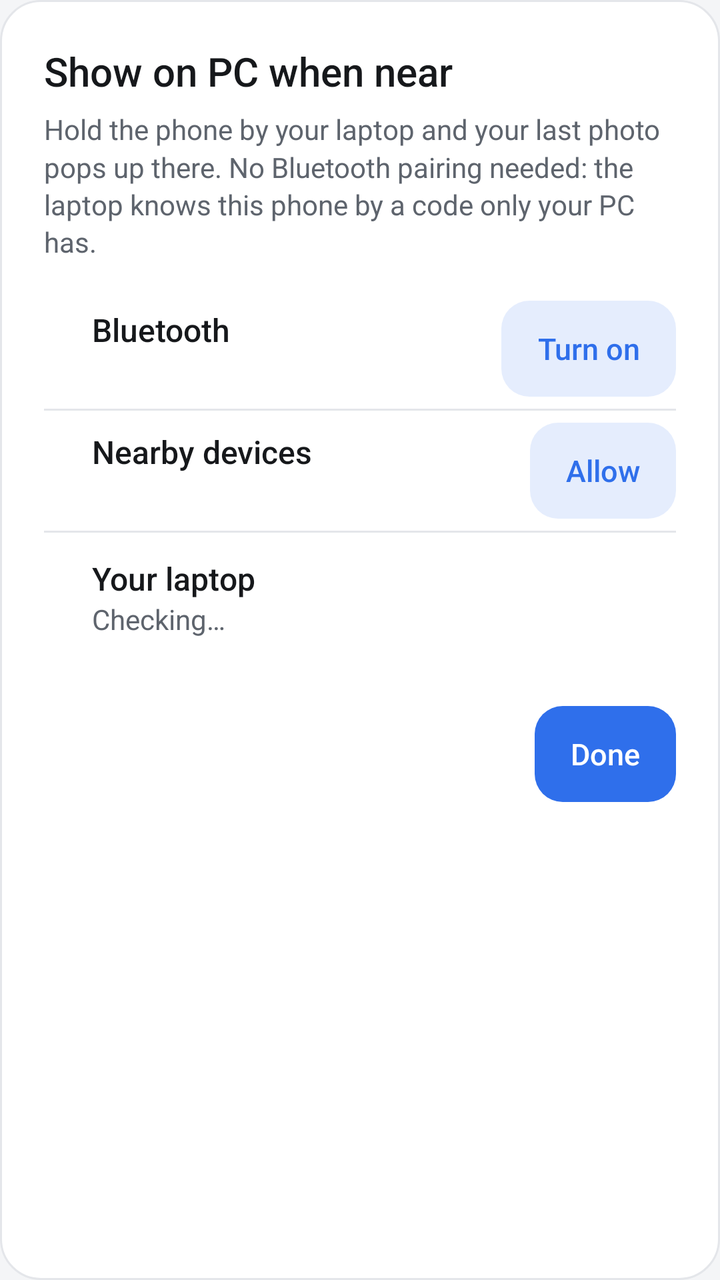
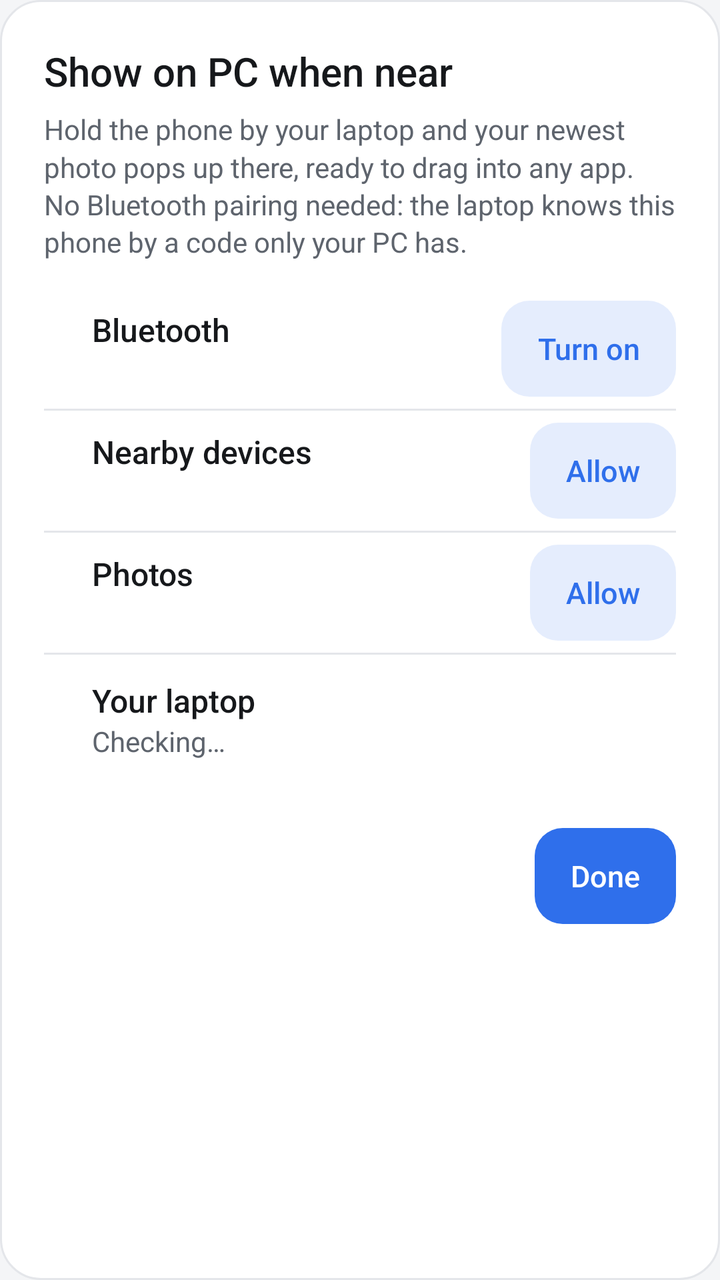

Screens rendered from an Android XML layout before and after an edit, with the pre-edit source and the edit as a unified diff.
<!-- AndroidManifest.xml: application theme Theme.DropCopy -->
<!-- res/layout/dialog_near.xml -->
<?xml version="1.0" encoding="utf-8"?>
<LinearLayout xmlns:android="http://schemas.android.com/apk/res/android"
    android:layout_width="match_parent"
    android:layout_height="wrap_content"
    android:background="@drawable/bg_card"
    android:orientation="vertical"
    android:paddingStart="22dp"
    android:paddingTop="22dp"
    android:paddingEnd="22dp"
    android:paddingBottom="16dp">

    <TextView
        style="@style/Title"
        android:layout_width="wrap_content"
        android:layout_height="wrap_content"
        android:text="Show on PC when near"
        android:textSize="20sp" />

    <TextView
        style="@style/Body"
        android:layout_width="match_parent"
        android:layout_height="wrap_content"
        android:layout_marginTop="6dp"
        android:text="Hold the phone by your laptop and your last photo pops up there. No Bluetooth pairing needed: the laptop knows this phone by a code only your PC has." />

    
    <LinearLayout
        android:layout_width="match_parent"
        android:layout_height="wrap_content"
        android:layout_marginTop="14dp"
        android:gravity="center_vertical"
        android:minHeight="60dp"
        android:orientation="horizontal">

        <ImageView
            android:id="@+id/near_bt_dot"
            android:layout_width="10dp"
            android:layout_height="10dp"
            android:layout_marginEnd="14dp"
            android:importantForAccessibility="no"
            android:src="@drawable/dot" />

        <LinearLayout
            android:layout_width="0dp"
            android:layout_height="wrap_content"
            android:layout_weight="1"
            android:orientation="vertical">

            <TextView
                style="@style/Title"
                android:layout_width="wrap_content"
                android:layout_height="wrap_content"
                android:text="Bluetooth" />

            <TextView
                android:id="@+id/near_bt_detail"
                style="@style/Body"
                android:layout_width="wrap_content"
                android:layout_height="wrap_content" />
        </LinearLayout>

        <Button
            android:id="@+id/near_bt_btn"
            style="@style/Btn.Tonal"
            android:layout_width="wrap_content"
            android:layout_marginStart="12dp"
            android:text="Turn on" />
    </LinearLayout>

    <ImageView
        android:layout_width="match_parent"
        android:layout_height="1dp"
        android:importantForAccessibility="no"
        android:src="@drawable/divider" />

    
    <LinearLayout
        android:layout_width="match_parent"
        android:layout_height="wrap_content"
        android:gravity="center_vertical"
        android:minHeight="60dp"
        android:orientation="horizontal">

        <ImageView
            android:id="@+id/near_perm_dot"
            android:layout_width="10dp"
            android:layout_height="10dp"
            android:layout_marginEnd="14dp"
            android:importantForAccessibility="no"
            android:src="@drawable/dot" />

        <LinearLayout
            android:layout_width="0dp"
            android:layout_height="wrap_content"
            android:layout_weight="1"
            android:orientation="vertical">

            <TextView
                style="@style/Title"
                android:layout_width="wrap_content"
                android:layout_height="wrap_content"
                android:text="Nearby devices" />

            <TextView
                android:id="@+id/near_perm_detail"
                style="@style/Body"
                android:layout_width="wrap_content"
                android:layout_height="wrap_content" />
        </LinearLayout>

        <Button
            android:id="@+id/near_perm_btn"
            style="@style/Btn.Tonal"
            android:layout_width="wrap_content"
            android:layout_marginStart="12dp"
            android:text="Allow" />
    </LinearLayout>

    <ImageView
        android:layout_width="match_parent"
        android:layout_height="1dp"
        android:importantForAccessibility="no"
        android:src="@drawable/divider" />

    
    <LinearLayout
        android:layout_width="match_parent"
        android:layout_height="wrap_content"
        android:minHeight="60dp"
        android:orientation="horizontal"
        android:paddingTop="12dp"
        android:paddingBottom="4dp">

        <ImageView
            android:id="@+id/near_seen_dot"
            android:layout_width="10dp"
            android:layout_height="10dp"
            android:layout_marginTop="7dp"
            android:layout_marginEnd="14dp"
            android:importantForAccessibility="no"
            android:src="@drawable/dot" />

        <LinearLayout
            android:layout_width="0dp"
            android:layout_height="wrap_content"
            android:layout_weight="1"
            android:orientation="vertical">

            <TextView
                style="@style/Title"
                android:layout_width="wrap_content"
                android:layout_height="wrap_content"
                android:text="Your laptop" />

            <TextView
                android:id="@+id/near_seen_detail"
                style="@style/Body"
                android:layout_width="match_parent"
                android:layout_height="wrap_content"
                android:text="Checking…" />

            <ProgressBar
                android:id="@+id/near_meter"
                style="@android:style/Widget.Material.ProgressBar.Horizontal"
                android:layout_width="match_parent"
                android:layout_height="6dp"
                android:layout_marginTop="10dp"
                android:max="60"
                android:progressBackgroundTint="@color/track_off"
                android:progressTint="@color/accent"
                android:visibility="invisible" />
        </LinearLayout>
    </LinearLayout>

    <Button
        android:id="@+id/near_done"
        style="@style/Btn.Primary"
        android:layout_width="wrap_content"
        android:layout_gravity="end"
        android:layout_marginTop="14dp"
        android:text="Done" />
</LinearLayout>
<!-- resources referenced by this layout -->
<resources>
  <color name="accent">#2F6FEB</color>
  <color name="track_off">#C7CBD1</color>
  <!-- drawable bg_card (drawable) -->
  <?xml version="1.0" encoding="utf-8"?>
  <shape xmlns:android="http://schemas.android.com/apk/res/android">
      <solid android:color="@color/surface" />
      <stroke android:width="1dp" android:color="@color/stroke" />
      <corners android:radius="20dp" />
  </shape>
  <!-- drawable divider (drawable) -->
  <?xml version="1.0" encoding="utf-8"?>
  <shape xmlns:android="http://schemas.android.com/apk/res/android">
      <solid android:color="@color/stroke" />
      <size android:height="1dp" />
  </shape>
  <!-- drawable dot (drawable) -->
  <?xml version="1.0" encoding="utf-8"?>
  <shape xmlns:android="http://schemas.android.com/apk/res/android" android:shape="oval">
      <solid android:color="#FFFFFFFF" />
      <size android:width="10dp" android:height="10dp" />
  </shape>
  <style name="Body">
          <item name="android:textColor">@color/muted</item>
          <item name="android:textSize">14sp</item>
          <item name="android:lineSpacingMultiplier">1.15</item>
      </style>
  <style name="Btn.Primary">
          <item name="android:background">@drawable/bg_button_primary</item>
          <item name="android:textColor">@color/on_accent</item>
      </style>
  <style name="Btn.Tonal">
          <item name="android:background">@drawable/bg_button_tonal</item>
          <item name="android:textColor">@color/accent</item>
      </style>
  <style name="Title">
          <item name="android:textColor">@color/text</item>
          <item name="android:textSize">16sp</item>
          <item name="android:fontFamily">sans-serif-medium</item>
      </style>
  <style name="Theme.DropCopy" parent="@android:style/Theme.DeviceDefault.DayNight">
          <item name="android:windowBackground">@color/bg</item>
          <item name="android:statusBarColor">@color/bg</item>
          <item name="android:navigationBarColor">@color/bg</item>
          <item name="android:windowLightStatusBar">@bool/light_bars</item>
          <item name="android:windowLightNavigationBar">@bool/light_bars</item>
          <item name="android:windowActionBar">false</item>
          <item name="android:windowNoTitle">true</item>
          <item name="android:colorAccent">@color/accent</item>
          <item name="android:textColorPrimary">@color/text</item>
          <item name="android:textColorSecondary">@color/muted</item>
      </style>
  <color name="surface">#FFFFFF</color>
  <color name="stroke">#E4E6EA</color>
  <color name="muted">#5E646D</color>
  <!-- drawable bg_button_primary (drawable) -->
  <?xml version="1.0" encoding="utf-8"?>
  <ripple xmlns:android="http://schemas.android.com/apk/res/android" android:color="@color/ripple">
      <item>
          <shape>
              <solid android:color="@color/accent" />
              <corners android:radius="14dp" />
          </shape>
      </item>
  </ripple>
  <color name="on_accent">#FFFFFF</color>
  <!-- drawable bg_button_tonal (drawable) -->
  <?xml version="1.0" encoding="utf-8"?>
  <ripple xmlns:android="http://schemas.android.com/apk/res/android" android:color="@color/ripple">
      <item>
          <shape>
              <solid android:color="@color/accent_soft" />
              <corners android:radius="14dp" />
          </shape>
      </item>
  </ripple>
  <color name="text">#16181B</color>
  <color name="bg">#F4F5F7</color>
  <color name="ripple">#1A000000</color>
  <color name="accent_soft">#1F2F6FEB</color>
</resources>

<!-- the commit's change to res/layout/dialog_near.xml (unified diff, before → after) -->
@@ -21,7 +21,7 @@
         android:layout_width="match_parent"
         android:layout_height="wrap_content"
         android:layout_marginTop="6dp"
-        android:text="Hold the phone by your laptop and your last photo pops up there. No Bluetooth pairing needed: the laptop knows this phone by a code only your PC has." />
+        android:text="Hold the phone by your laptop and your newest photo pops up there, ready to drag into any app. No Bluetooth pairing needed: the laptop knows this phone by a code only your PC has." />
 
     
     <LinearLayout
@@ -110,6 +110,55 @@
 
         <Button
             android:id="@+id/near_perm_btn"
+            style="@style/Btn.Tonal"
+            android:layout_width="wrap_content"
+            android:layout_marginStart="12dp"
+            android:text="Allow" />
+    </LinearLayout>
+
+    <ImageView
+        android:layout_width="match_parent"
+        android:layout_height="1dp"
+        android:importantForAccessibility="no"
+        android:src="@drawable/divider" />
+
+    
+    <LinearLayout
+        android:layout_width="match_parent"
+        android:layout_height="wrap_content"
+        android:gravity="center_vertical"
+        android:minHeight="60dp"
+        android:orientation="horizontal">
+
+        <ImageView
+            android:id="@+id/near_photo_dot"
+            android:layout_width="10dp"
+            android:layout_height="10dp"
+            android:layout_marginEnd="14dp"
+            android:importantForAccessibility="no"
+            android:src="@drawable/dot" />
+
+        <LinearLayout
+            android:layout_width="0dp"
+            android:layout_height="wrap_content"
+            android:layout_weight="1"
+            android:orientation="vertical">
+
+            <TextView
+                style="@style/Title"
+                android:layout_width="wrap_content"
+                android:layout_height="wrap_content"
+                android:text="Photos" />
+
+            <TextView
+                android:id="@+id/near_photo_detail"
+                style="@style/Body"
+                android:layout_width="wrap_content"
+                android:layout_height="wrap_content" />
+        </LinearLayout>
+
+        <Button
+            android:id="@+id/near_photo_btn"
             style="@style/Btn.Tonal"
             android:layout_width="wrap_content"
             android:layout_marginStart="12dp"
